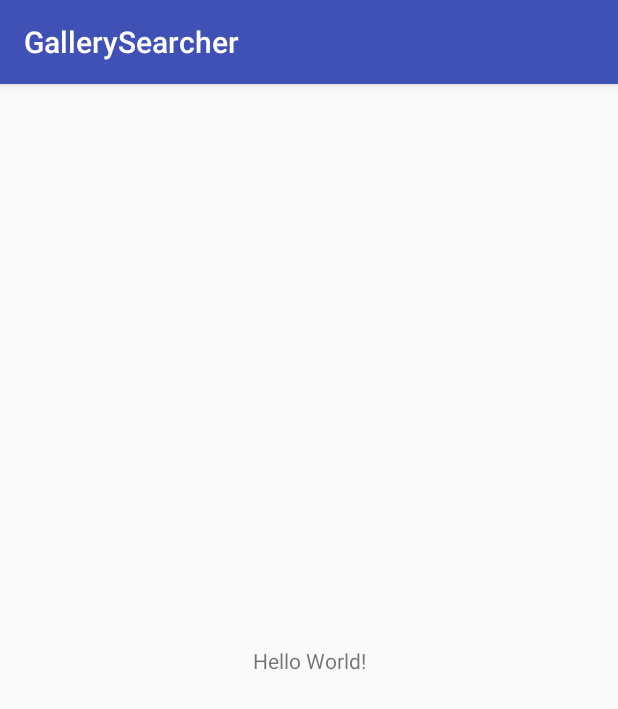
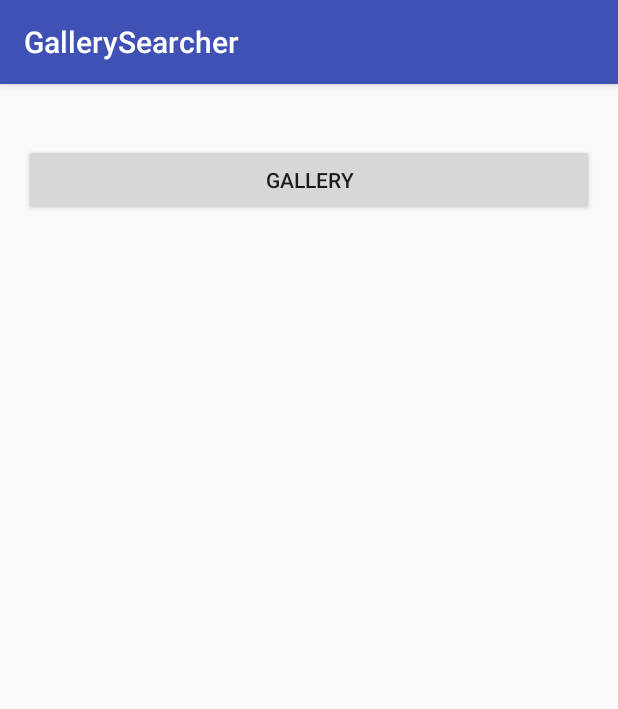
Before and after one commit to KarakoA/AndroidTFGallerySearcher, an Android app: the screen it shows after launch (MainActivity), on a phone screen of 412 x 824 dp. Shown: the top 709 px of the screen. Run offline under Robolectric (Android 15) with nearby library versions, the phone set to English and light mode, and no system bars.

Commit message:
add second empty activity and navigation between them

```diff
--- a/app/src/main/AndroidManifest.xml
+++ b/app/src/main/AndroidManifest.xml
@@ -1,6 +1,6 @@
 <?xml version="1.0" encoding="utf-8"?>
 <manifest xmlns:android="http://schemas.android.com/apk/res/android"
-    package="de.htw_berlin.f4.ml.gallerysearcher" >
+    package="de.htw_berlin.f4.ml.gallerysearcher">
 
     <application
         android:allowBackup="true"
@@ -8,14 +8,15 @@
         android:label="@string/app_name"
         android:roundIcon="@mipmap/ic_launcher_round"
         android:supportsRtl="true"
-        android:theme="@style/AppTheme" >
-        <activity android:name=".MainActivity" >
+        android:theme="@style/AppTheme">
+        <activity android:name=".MainActivity">
             <intent-filter>
                 <action android:name="android.intent.action.MAIN" />
 
                 <category android:name="android.intent.category.LAUNCHER" />
             </intent-filter>
         </activity>
+        <activity android:name=".GalleryActivity"></activity>
     </application>
 
 </manifest>
--- a/app/src/main/java/de/htw_berlin/f4/ml/gallerysearcher/MainActivity.java
+++ b/app/src/main/java/de/htw_berlin/f4/ml/gallerysearcher/MainActivity.java
@@ -1,7 +1,9 @@
 package de.htw_berlin.f4.ml.gallerysearcher;
 
+import android.content.Intent;
 import android.support.v7.app.AppCompatActivity;
 import android.os.Bundle;
+import android.view.View;
 
 public class MainActivity extends AppCompatActivity {
 
@@ -10,4 +12,10 @@ public class MainActivity extends AppCompatActivity {
         super.onCreate(savedInstanceState);
         setContentView(R.layout.activity_main);
     }
+
+    public void onNavigateToGalleryClicked(View view) {
+        //create a new intent to navigate to the gallery activity
+        Intent intent = new Intent(this, GalleryActivity.class);
+        startActivity(intent);
+    }
 }
--- a/app/src/main/res/layout/activity_main.xml
+++ b/app/src/main/res/layout/activity_main.xml
@@ -1,19 +1,20 @@
 <?xml version="1.0" encoding="utf-8"?>
-<android.support.constraint.ConstraintLayout
-    xmlns:android="http://schemas.android.com/apk/res/android"
+<LinearLayout xmlns:android="http://schemas.android.com/apk/res/android"
+    xmlns:app="http://schemas.android.com/apk/res-auto"
     xmlns:tools="http://schemas.android.com/tools"
-    xmlns:app="http://schemas.android.com/apk/res-auto"
     android:layout_width="match_parent"
     android:layout_height="match_parent"
+    android:layout_marginBottom="@dimen/margin_activity_bottom"
+    android:layout_marginEnd="@dimen/margin_activity_right"
+    android:layout_marginStart="@dimen/margin_activity_left"
+    android:layout_marginTop="@dimen/margin_activity_top"
     tools:context="de.htw_berlin.f4.ml.gallerysearcher.MainActivity">
 
-    <TextView
-        android:layout_width="wrap_content"
+    <Button
+        android:id="@+id/button"
+        android:layout_width="fill_parent"
         android:layout_height="wrap_content"
-        android:text="Hello World!"
-        app:layout_constraintBottom_toBottomOf="parent"
-        app:layout_constraintLeft_toLeftOf="parent"
-        app:layout_constraintRight_toRightOf="parent"
-        app:layout_constraintTop_toTopOf="parent" />
+        android:text="@string/gallery_button_text"
+        android:onClick="onNavigateToGalleryClicked"/>
 
-</android.support.constraint.ConstraintLayout>
+</LinearLayout>
--- /dev/null
+++ b/app/src/main/res/values/dimens.xml
@@ -0,0 +1,7 @@
+<?xml version="1.0" encoding="utf-8"?>
+<resources>
+    <dimen name="margin_activity_left">16dp</dimen>
+    <dimen name="margin_activity_right">16dp</dimen>
+    <dimen name="margin_activity_bottom">16dp</dimen>
+    <dimen name="margin_activity_top">40dp</dimen>
+</resources>
--- a/app/src/main/res/values/strings.xml
+++ b/app/src/main/res/values/strings.xml
@@ -1,3 +1,4 @@
 <resources>
     <string name="app_name">GallerySearcher</string>
+    <string name="gallery_button_text">Gallery</string>
 </resources>
```
